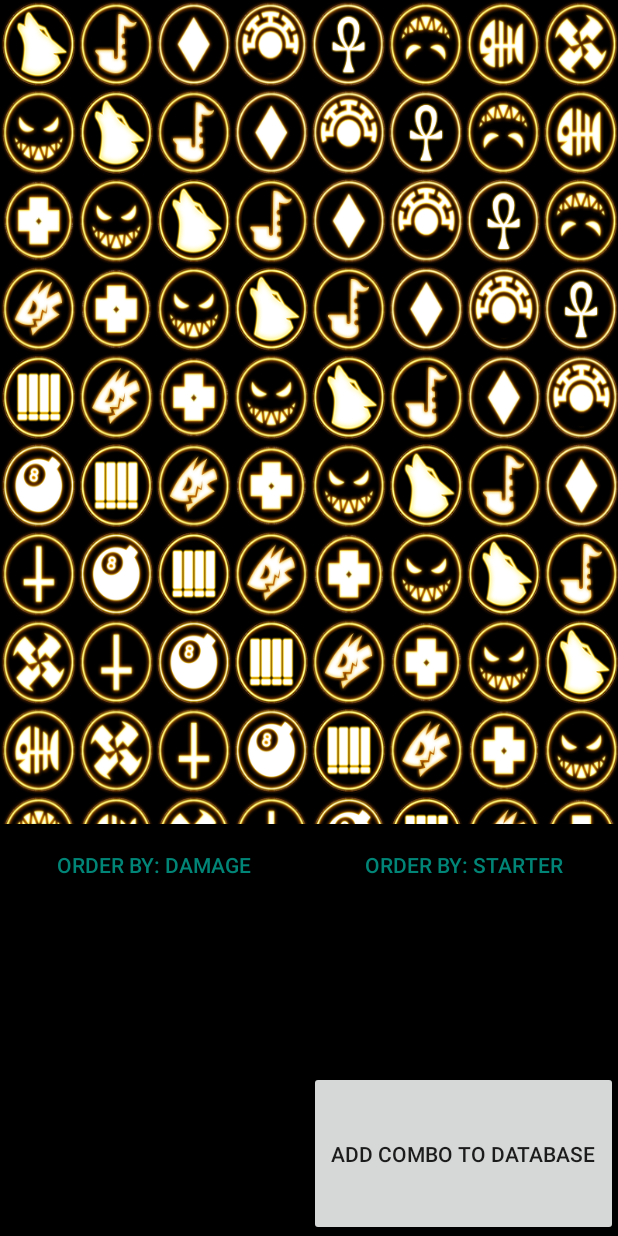
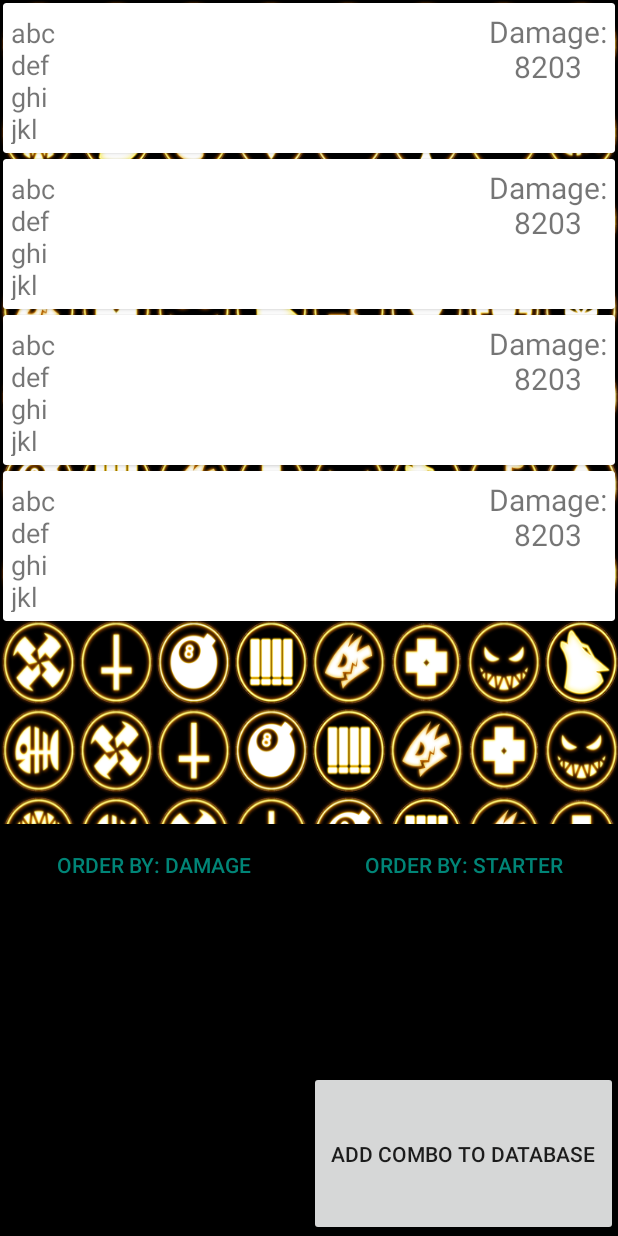
Before and after one commit to RobertoABernasconi/Skullgirls-Combo-Companion, an Android app built with Jetpack Compose: the screen it shows after launch (ComboActivity), after a tap on "Squigly", on a phone screen of 412 x 824 dp. Run offline under Robolectric (Android 15) with nearby library versions, the phone set to English and light mode, and no system bars; our stand-ins replace Firebase (no records; nobody signed in at launch, a user with empty details on screens opened directly).

Commit message:
Aggiunta RecyclerView per le combo

```diff
--- a/app/build.gradle.kts
+++ b/app/build.gradle.kts
@@ -62,6 +62,7 @@ dependencies {
     implementation("androidx.compose.material3:material3")
     implementation("androidx.constraintlayout:constraintlayout:2.1.4")
     implementation("androidx.recyclerview:recyclerview:1.3.2")
+    implementation("androidx.cardview:cardview:1.0.0")
     testImplementation("junit:junit:4.13.2")
     androidTestImplementation("androidx.test.ext:junit:1.1.5")
     androidTestImplementation("androidx.test.espresso:espresso-core:3.5.1")
--- a/app/src/main/java/com/example/skullgirlscombocompanion/ComboActivity.kt
+++ b/app/src/main/java/com/example/skullgirlscombocompanion/ComboActivity.kt
@@ -3,13 +3,41 @@ package com.example.skullgirlscombocompanion
 import android.os.Bundle
 import android.widget.Toast
 import androidx.activity.ComponentActivity
+import androidx.recyclerview.widget.LinearLayoutManager
+import androidx.recyclerview.widget.RecyclerView
+import com.google.firebase.Firebase
+import com.google.firebase.firestore.firestore
 
 class ComboActivity : ComponentActivity() {
+    private val db = Firebase.firestore
+    private val combos = db.collection("combo")
     override fun onCreate(savedInstanceState: Bundle?) {
         super.onCreate(savedInstanceState)
         val character: String? = intent.getStringExtra("character")
+        var comboList: ArrayList<ComboModel> = getCombos()
+        setContentView(R.layout.activity_combo_view)
+        val recyclerView = findViewById<RecyclerView>(R.id.ComboRecyclerView)
+        recyclerView.layoutManager = LinearLayoutManager(this)
 
-        setContentView(R.layout.activity_combo_view)
+        val adapter = ComboListAdapter(comboList)
+        recyclerView.adapter = adapter
+
+
         Toast.makeText(this, character, Toast.LENGTH_SHORT).show()
     }
+
+    private fun getCombos(): ArrayList<ComboModel> {
+        //create a List and add all elements from the DB
+        var list: ArrayList<ComboModel> = arrayListOf()
+        val combo1 = ComboModel("abc\ndef\nghi\njkl", 8203)
+        val combo2 = ComboModel("abc\ndef\nghi\njkl", 8203)
+        val combo3 = ComboModel("abc\ndef\nghi\njkl", 8203)
+        val combo4 = ComboModel("abc\ndef\nghi\njkl", 8203)
+        list.add(combo1)
+        list.add(combo2)
+        list.add(combo3)
+        list.add(combo4)
+        return list
+    }
+
 }
--- /dev/null
+++ b/app/src/main/java/com/example/skullgirlscombocompanion/ComboListAdapter.kt
@@ -0,0 +1,32 @@
+package com.example.skullgirlscombocompanion
+
+import android.view.LayoutInflater
+import android.view.View
+import android.view.ViewGroup
+import android.widget.TextView
+import androidx.recyclerview.widget.RecyclerView
+
+class ComboListAdapter(private val list: ArrayList<ComboModel>) : RecyclerView.Adapter<ComboListAdapter.ViewHolder>() {
+    override fun onCreateViewHolder(parent: ViewGroup, viewType: Int): ViewHolder {
+        val view = LayoutInflater.from(parent.context)
+            .inflate(R.layout.combo_card_view_design, parent, false)
+
+        return ViewHolder(view)
+    }
+
+    override fun onBindViewHolder(holder: ViewHolder, position: Int) {
+        val comboModel = list[position]
+        holder.notationTextView.text = comboModel.notation
+        holder.damageTextView.text = ("Damage:\n" + comboModel.damage.toString())
+
+    }
+
+    override fun getItemCount(): Int {
+        return list.size
+    }
+
+    class ViewHolder(itemView: View) : RecyclerView.ViewHolder(itemView){
+        val notationTextView: TextView = itemView.findViewById(R.id.combonotationview)
+        val damageTextView: TextView = itemView.findViewById(R.id.combodamageview)
+    }
+}
--- /dev/null
+++ b/app/src/main/java/com/example/skullgirlscombocompanion/ComboModel.kt
@@ -0,0 +1,3 @@
+package com.example.skullgirlscombocompanion
+
+class ComboModel(val notation: String, val damage: Int)
--- a/app/src/main/java/com/example/skullgirlscombocompanion/MainActivity.kt
+++ b/app/src/main/java/com/example/skullgirlscombocompanion/MainActivity.kt
@@ -5,8 +5,9 @@ import android.os.Bundle
 import android.view.View
 import android.widget.ImageButton
 import androidx.activity.ComponentActivity
-import com.google.firebase.firestore.ktx.firestore
-import com.google.firebase.ktx.Firebase
+import com.google.firebase.Firebase
+import com.google.firebase.firestore.CollectionReference
+import com.google.firebase.firestore.firestore
 
 class MainActivity : ComponentActivity() {
     override fun onCreate(savedInstanceState: Bundle?) {
@@ -15,14 +16,12 @@ class MainActivity : ComponentActivity() {
         val listener = View.OnClickListener { view ->
 
             var intent = Intent(this@MainActivity, ComboActivity::class.java)
-            intent.putExtra("character", view.contentDescription)
+            intent.putExtra("character", view.contentDescription) //identifies the character to fetch
+
             startActivity(intent)
         }
 
         setContentView(R.layout.activity_main)
-
-        val db = Firebase.firestore
-
 
         //setting the OnClickListener for each imageButton
         val imageButton1 = findViewById<ImageButton>(R.id.imageButton1)
@@ -60,5 +59,4 @@ class MainActivity : ComponentActivity() {
         val imageButton17 = findViewById<ImageButton>(R.id.imageButton17)
         imageButton17.setOnClickListener(listener)
     }
-
 }
--- a/app/src/main/res/layout/activity_combo_view.xml
+++ b/app/src/main/res/layout/activity_combo_view.xml
@@ -9,6 +9,7 @@
     android:weightSum="3">
 
     <androidx.recyclerview.widget.RecyclerView
+        android:id="@+id/ComboRecyclerView"
         android:layout_width="match_parent"
         android:layout_height="match_parent"
         android:layout_weight="1" />
--- /dev/null
+++ b/app/src/main/res/layout/combo_card_view_design.xml
@@ -0,0 +1,40 @@
+<?xml version="1.0" encoding="utf-8"?>
+<androidx.cardview.widget.CardView
+    xmlns:android="http://schemas.android.com/apk/res/android"
+    xmlns:app="http://schemas.android.com/apk/res-auto"
+    xmlns:tools="http://schemas.android.com/tools"
+    android:layout_width="match_parent"
+    android:layout_height="100dp"
+    android:layout_margin="2dp"
+    app:cardElevation="2dp">
+
+    <LinearLayout
+        android:layout_width="match_parent"
+        android:layout_height="wrap_content"
+        android:orientation="horizontal"
+        android:padding="5dp"
+        android:weightSum="10">
+
+        <TextView
+            android:id="@+id/combonotationview"
+            android:layout_width="wrap_content"
+            android:layout_height="wrap_content"
+            android:layout_weight="10"
+            android:text="Lorem ipsum dolor sit amet, consectetur adipiscing elit, sed do eiusmod tempor incididunt ut labore et dolore magna aliqua. Mi sit amet mauris commodo quis imperdiet massa."
+            android:textSize="18sp"
+            tools:ignore="HardcodedText" />
+
+        <TextView
+            android:id="@+id/combodamageview"
+            android:layout_width="wrap_content"
+            android:layout_height="match_parent"
+            android:layout_marginStart="10dp"
+            android:layout_weight="1"
+            android:text="Damage:\n1111"
+            android:textAlignment="center"
+            android:textSize="20sp"
+            tools:ignore="HardcodedText" />
+
+    </LinearLayout>
+
+</androidx.cardview.widget.CardView>
```
